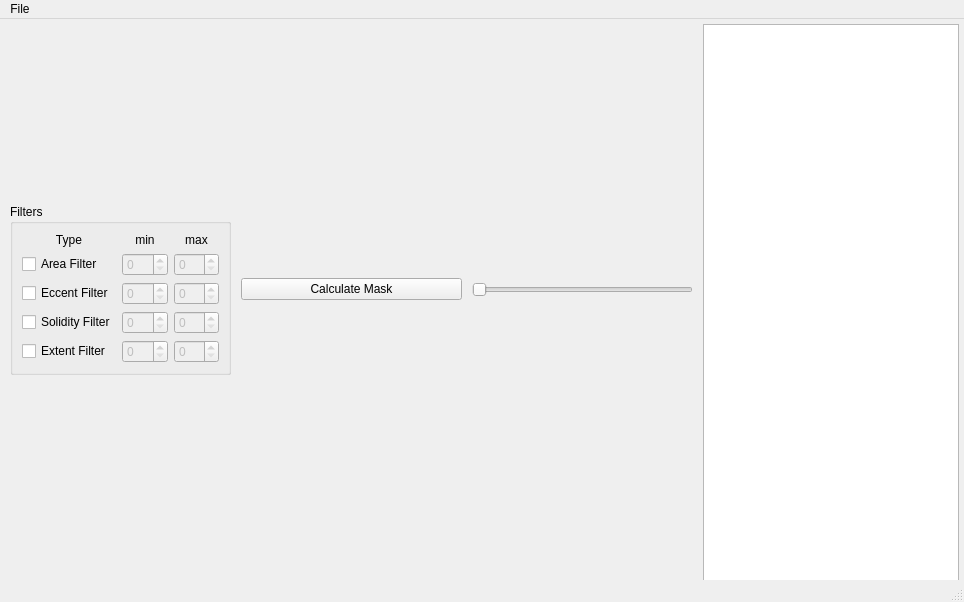
This is stim_tool_main_window.ui in MartNied/STIM_Tool as Qt 5 draws it before an edit. The edited form follows.
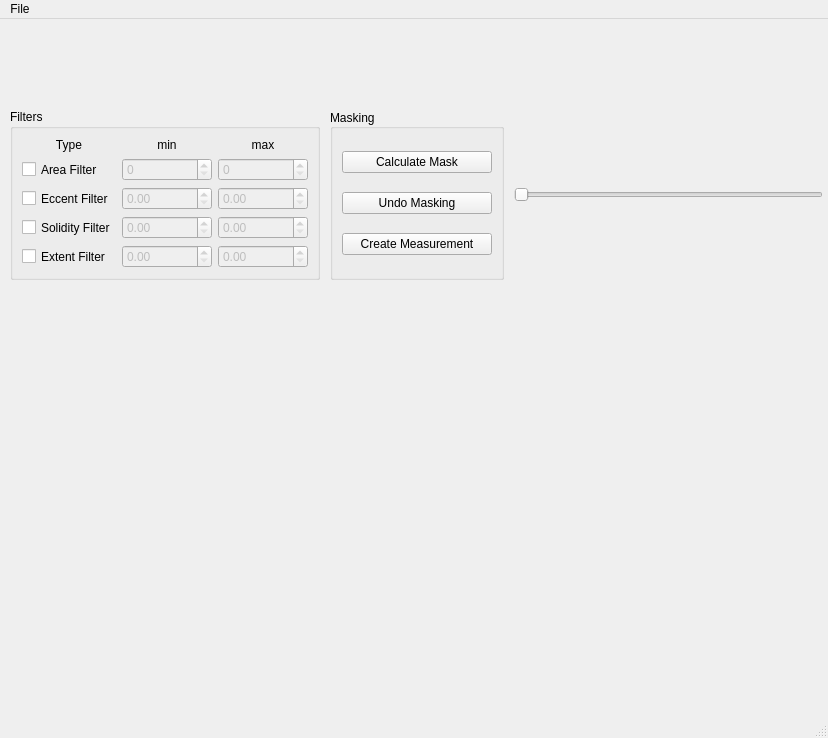
This is the edited form. Icons and pictures are not drawn.

Commit message: added Gui and created masking function

```diff
--- a/stim_tool_main_window.ui
+++ b/stim_tool_main_window.ui
@@ -9,8 +9,8 @@
    <rect>
     <x>0</x>
     <y>0</y>
-    <width>964</width>
-    <height>602</height>
+    <width>828</width>
+    <height>738</height>
    </rect>
   </property>
   <property name="sizePolicy">
@@ -50,7 +50,7 @@
      <number>0</number>
     </property>
     <item>
-     <layout class="QHBoxLayout" name="CenterLayout" stretch="0,0">
+     <layout class="QHBoxLayout" name="CenterLayout" stretch="0">
       <property name="spacing">
        <number>10</number>
       </property>
@@ -77,18 +77,35 @@
         </item>
         <item>
          <layout class="QGridLayout" name="ControlPanelLayout">
-          <item row="2" column="0">
-           <widget class="QGroupBox" name="groupBox">
+          <property name="sizeConstraint">
+           <enum>QLayout::SetDefaultConstraint</enum>
+          </property>
+          <item row="4" column="0">
+           <widget class="QGroupBox" name="FilterGroupBox">
             <property name="title">
              <string>Filters</string>
             </property>
-            <layout class="QVBoxLayout" name="verticalLayout_2">
-             <item>
               <layout class="QGridLayout" name="gridLayout">
+             <item row="0" column="0">
+              <widget class="QLabel" name="label_3">
+               <property name="sizePolicy">
+                <sizepolicy hsizetype="Preferred" vsizetype="Preferred">
+                 <horstretch>0</horstretch>
+                 <verstretch>0</verstretch>
+                </sizepolicy>
+               </property>
+               <property name="text">
+                <string>Type</string>
+               </property>
+               <property name="alignment">
+                <set>Qt::AlignCenter</set>
+               </property>
+              </widget>
+             </item>
                <item row="0" column="1">
                 <widget class="QLabel" name="label">
                  <property name="sizePolicy">
-                  <sizepolicy hsizetype="Minimum" vsizetype="Minimum">
+                <sizepolicy hsizetype="Preferred" vsizetype="Preferred">
                    <horstretch>0</horstretch>
                    <verstretch>0</verstretch>
                   </sizepolicy>
@@ -101,24 +118,10 @@
                  </property>
                 </widget>
                </item>
-               <item row="1" column="1">
-                <widget class="QSpinBox" name="spinBox">
-                 <property name="enabled">
-                  <bool>false</bool>
-                 </property>
-                </widget>
-               </item>
-               <item row="1" column="2">
-                <widget class="QSpinBox" name="spinBox_10">
-                 <property name="enabled">
-                  <bool>false</bool>
-                 </property>
-                </widget>
-               </item>
                <item row="0" column="2">
                 <widget class="QLabel" name="label_2">
                  <property name="sizePolicy">
-                  <sizepolicy hsizetype="Minimum" vsizetype="Minimum">
+                <sizepolicy hsizetype="Preferred" vsizetype="Preferred">
                    <horstretch>0</horstretch>
                    <verstretch>0</verstretch>
                   </sizepolicy>
@@ -131,105 +134,217 @@
                  </property>
                 </widget>
                </item>
-               <item row="4" column="1">
-                <widget class="QSpinBox" name="spinBox_6">
-                 <property name="enabled">
-                  <bool>false</bool>
-                 </property>
-                </widget>
-               </item>
-               <item row="5" column="0">
-                <widget class="QCheckBox" name="extentFilterCheckBox">
+             <item row="1" column="0">
+              <widget class="QCheckBox" name="areaFilterCheckBox">
+               <property name="sizePolicy">
+                <sizepolicy hsizetype="Preferred" vsizetype="Preferred">
+                 <horstretch>0</horstretch>
+                 <verstretch>0</verstretch>
+                </sizepolicy>
+               </property>
                  <property name="text">
-                  <string>Extent Filter</string>
+                <string>Area Filter</string>
+               </property>
+               <property name="tristate">
+                <bool>false</bool>
+               </property>
+              </widget>
+             </item>
+             <item row="1" column="1">
+              <widget class="QSpinBox" name="minAreaFilterSpinBox">
+               <property name="enabled">
+                <bool>false</bool>
+               </property>
+               <property name="sizePolicy">
+                <sizepolicy hsizetype="Preferred" vsizetype="Preferred">
+                 <horstretch>0</horstretch>
+                 <verstretch>0</verstretch>
+                </sizepolicy>
+               </property>
+               <property name="maximum">
+                <number>361920</number>
+               </property>
+              </widget>
+             </item>
+             <item row="1" column="2">
+              <widget class="QSpinBox" name="maxAreaFilterSpinBox">
+               <property name="enabled">
+                <bool>false</bool>
+               </property>
+               <property name="sizePolicy">
+                <sizepolicy hsizetype="Preferred" vsizetype="Preferred">
+                 <horstretch>0</horstretch>
+                 <verstretch>0</verstretch>
+                </sizepolicy>
+               </property>
+               <property name="maximum">
+                <number>361920</number>
                  </property>
                 </widget>
                </item>
                <item row="2" column="0">
                 <widget class="QCheckBox" name="eccentFilterCheckBox">
+               <property name="sizePolicy">
+                <sizepolicy hsizetype="Preferred" vsizetype="Preferred">
+                 <horstretch>0</horstretch>
+                 <verstretch>0</verstretch>
+                </sizepolicy>
+               </property>
                  <property name="text">
                   <string>Eccent Filter</string>
                  </property>
                 </widget>
                </item>
-               <item row="4" column="0">
+             <item row="2" column="1">
+              <widget class="QDoubleSpinBox" name="minEccentFilterSpinBox">
+               <property name="enabled">
+                <bool>false</bool>
+               </property>
+               <property name="sizePolicy">
+                <sizepolicy hsizetype="Preferred" vsizetype="Preferred">
+                 <horstretch>0</horstretch>
+                 <verstretch>0</verstretch>
+                </sizepolicy>
+               </property>
+               <property name="maximum">
+                <double>1.000000000000000</double>
+               </property>
+               <property name="singleStep">
+                <double>0.010000000000000</double>
+               </property>
+              </widget>
+             </item>
+             <item row="2" column="2">
+              <widget class="QDoubleSpinBox" name="maxEccentFilterSpinBox">
+               <property name="enabled">
+                <bool>false</bool>
+               </property>
+               <property name="sizePolicy">
+                <sizepolicy hsizetype="Preferred" vsizetype="Preferred">
+                 <horstretch>0</horstretch>
+                 <verstretch>0</verstretch>
+                </sizepolicy>
+               </property>
+               <property name="maximum">
+                <double>1.000000000000000</double>
+               </property>
+               <property name="singleStep">
+                <double>0.010000000000000</double>
+               </property>
+              </widget>
+             </item>
+             <item row="3" column="0">
                 <widget class="QCheckBox" name="solidityFilterCheckBox">
+               <property name="sizePolicy">
+                <sizepolicy hsizetype="Preferred" vsizetype="Preferred">
+                 <horstretch>0</horstretch>
+                 <verstretch>0</verstretch>
+                </sizepolicy>
+               </property>
                  <property name="text">
                   <string>Solidity Filter</string>
                  </property>
                 </widget>
                </item>
-               <item row="1" column="0">
-                <widget class="QCheckBox" name="areaFilterCheckBox">
-                 <property name="text">
-                  <string>Area Filter</string>
-                 </property>
-                 <property name="tristate">
-                  <bool>false</bool>
-                 </property>
-                </widget>
-               </item>
-               <item row="4" column="2">
-                <widget class="QSpinBox" name="spinBox_8">
+             <item row="3" column="1">
+              <widget class="QDoubleSpinBox" name="minSolidityFilterSpinBox">
                  <property name="enabled">
                   <bool>false</bool>
                  </property>
-                </widget>
-               </item>
-               <item row="2" column="2">
-                <widget class="QSpinBox" name="spinBox_2">
+               <property name="sizePolicy">
+                <sizepolicy hsizetype="Preferred" vsizetype="Preferred">
+                 <horstretch>0</horstretch>
+                 <verstretch>0</verstretch>
+                </sizepolicy>
+               </property>
+               <property name="maximum">
+                <double>1.000000000000000</double>
+               </property>
+               <property name="singleStep">
+                <double>0.010000000000000</double>
+               </property>
+              </widget>
+             </item>
+             <item row="3" column="2">
+              <widget class="QDoubleSpinBox" name="maxSolidityFilterSpinBox">
                  <property name="enabled">
                   <bool>false</bool>
                  </property>
-                </widget>
-               </item>
-               <item row="2" column="1">
-                <widget class="QSpinBox" name="spinBox_7">
-                 <property name="enabled">
-                  <bool>false</bool>
-                 </property>
-                </widget>
-               </item>
-               <item row="5" column="2">
-                <widget class="QSpinBox" name="spinBox_9">
+               <property name="sizePolicy">
+                <sizepolicy hsizetype="Preferred" vsizetype="Preferred">
+                 <horstretch>0</horstretch>
+                 <verstretch>0</verstretch>
+                </sizepolicy>
+               </property>
+               <property name="maximum">
+                <double>1.000000000000000</double>
+               </property>
+               <property name="singleStep">
+                <double>0.010000000000000</double>
+               </property>
+              </widget>
+             </item>
+             <item row="4" column="0">
+              <widget class="QCheckBox" name="extentFilterCheckBox">
+               <property name="sizePolicy">
+                <sizepolicy hsizetype="Preferred" vsizetype="Preferred">
+                 <horstretch>0</horstretch>
+                 <verstretch>0</verstretch>
+                </sizepolicy>
+               </property>
+               <property name="text">
+                <string>Extent Filter</string>
+               </property>
+              </widget>
+             </item>
+             <item row="4" column="1">
+              <widget class="QDoubleSpinBox" name="minExtentFilterSpinBox">
                  <property name="enabled">
                   <bool>false</bool>
                  </property>
-                </widget>
-               </item>
-               <item row="5" column="1">
-                <widget class="QSpinBox" name="spinBox_5">
+               <property name="sizePolicy">
+                <sizepolicy hsizetype="Preferred" vsizetype="Preferred">
+                 <horstretch>0</horstretch>
+                 <verstretch>0</verstretch>
+                </sizepolicy>
+               </property>
+               <property name="maximum">
+                <double>1.000000000000000</double>
+               </property>
+               <property name="singleStep">
+                <double>0.010000000000000</double>
+               </property>
+              </widget>
+             </item>
+             <item row="4" column="2">
+              <widget class="QDoubleSpinBox" name="maxExtentFilterSpinBox">
                  <property name="enabled">
                   <bool>false</bool>
                  </property>
-                </widget>
-               </item>
-               <item row="0" column="0">
-                <widget class="QLabel" name="label_3">
-                 <property name="text">
-                  <string>Type</string>
-                 </property>
-                 <property name="alignment">
-                  <set>Qt::AlignCenter</set>
-                 </property>
+               <property name="sizePolicy">
+                <sizepolicy hsizetype="Preferred" vsizetype="Preferred">
+                 <horstretch>0</horstretch>
+                 <verstretch>0</verstretch>
+                </sizepolicy>
+               </property>
+               <property name="maximum">
+                <double>1.000000000000000</double>
+               </property>
+               <property name="singleStep">
+                <double>0.010000000000000</double>
+               </property>
                 </widget>
                </item>
               </layout>
-             </item>
-            </layout>
            </widget>
           </item>
-          <item row="2" column="1">
-           <widget class="QPushButton" name="maskButton">
-            <property name="text">
-             <string>Calculate Mask</string>
-            </property>
-           </widget>
-          </item>
-          <item row="2" column="2">
+          <item row="4" column="2">
            <widget class="QSlider" name="contrastTransformSlider">
+            <property name="enabled">
+             <bool>true</bool>
+            </property>
             <property name="sizePolicy">
-             <sizepolicy hsizetype="Minimum" vsizetype="Fixed">
+             <sizepolicy hsizetype="Preferred" vsizetype="Fixed">
               <horstretch>0</horstretch>
               <verstretch>0</verstretch>
              </sizepolicy>
@@ -260,36 +375,116 @@
             </property>
            </widget>
           </item>
-         </layout>
-        </item>
-       </layout>
-      </item>
-      <item>
-       <widget class="QListView" name="listView">
+          <item row="4" column="1">
+           <widget class="QGroupBox" name="MaskGroupBox">
+            <property name="sizePolicy">
+             <sizepolicy hsizetype="Maximum" vsizetype="Preferred">
+              <horstretch>0</horstretch>
+              <verstretch>0</verstretch>
+             </sizepolicy>
+            </property>
+            <property name="title">
+             <string>Masking</string>
+            </property>
+            <property name="alignment">
+             <set>Qt::AlignLeading|Qt::AlignLeft|Qt::AlignVCenter</set>
+            </property>
+            <layout class="QGridLayout" name="gridLayout_3">
+             <item row="2" column="0">
+              <widget class="QPushButton" name="doMeasurementButton">
+               <property name="sizePolicy">
+                <sizepolicy hsizetype="Maximum" vsizetype="Maximum">
+                 <horstretch>0</horstretch>
+                 <verstretch>0</verstretch>
+                </sizepolicy>
+               </property>
+               <property name="minimumSize">
+                <size>
+                 <width>150</width>
+                 <height>20</height>
+                </size>
+               </property>
+               <property name="text">
+                <string>Create Measurement</string>
+               </property>
+              </widget>
+             </item>
+             <item row="1" column="0">
+              <widget class="QPushButton" name="undoMaskButton">
+               <property name="sizePolicy">
+                <sizepolicy hsizetype="Maximum" vsizetype="Maximum">
+                 <horstretch>0</horstretch>
+                 <verstretch>0</verstretch>
+                </sizepolicy>
+               </property>
+               <property name="minimumSize">
+                <size>
+                 <width>150</width>
+                 <height>20</height>
+                </size>
+               </property>
+               <property name="text">
+                <string>Undo Masking</string>
+               </property>
+              </widget>
+             </item>
+             <item row="0" column="0">
+              <widget class="QPushButton" name="maskButton">
+               <property name="enabled">
+                <bool>true</bool>
+               </property>
         <property name="sizePolicy">
-         <sizepolicy hsizetype="Preferred" vsizetype="Preferred">
+                <sizepolicy hsizetype="Maximum" vsizetype="Maximum">
           <horstretch>0</horstretch>
           <verstretch>0</verstretch>
          </sizepolicy>
         </property>
         <property name="minimumSize">
          <size>
-          <width>256</width>
-          <height>601</height>
+                 <width>150</width>
+                 <height>20</height>
          </size>
         </property>
         <property name="maximumSize">
          <size>
-          <width>256</width>
+                 <width>16777215</width>
           <height>16777215</height>
          </size>
         </property>
-       </widget>
+               <property name="cursor">
+                <cursorShape>ArrowCursor</cursorShape>
+               </property>
+               <property name="text">
+                <string>Calculate Mask</string>
+               </property>
+               <property name="iconSize">
+                <size>
+                 <width>16</width>
+                 <height>16</height>
+                </size>
+               </property>
+              </widget>
+             </item>
+            </layout>
+           </widget>
+          </item>
+         </layout>
+        </item>
+       </layout>
       </item>
      </layout>
     </item>
     <item>
      <widget class="QLabel" name="bottomLabel">
+      <property name="enabled">
+       <bool>true</bool>
+      </property>
+      <property name="sizePolicy">
+       <sizepolicy hsizetype="Preferred" vsizetype="Preferred">
+        <horstretch>0</horstretch>
+        <verstretch>0</verstretch>
+       </sizepolicy>
+      </property>
       <property name="text">
        <string/>
       </property>
@@ -303,7 +498,7 @@
     <rect>
      <x>0</x>
      <y>0</y>
-     <width>964</width>
+     <width>828</width>
      <height>21</height>
     </rect>
    </property>
```
Left out of the diff: 92 changed lines with no effect on the pictures. Lines whose indentation alone changed are shown as unchanged. The commit also changes 3 other files.
